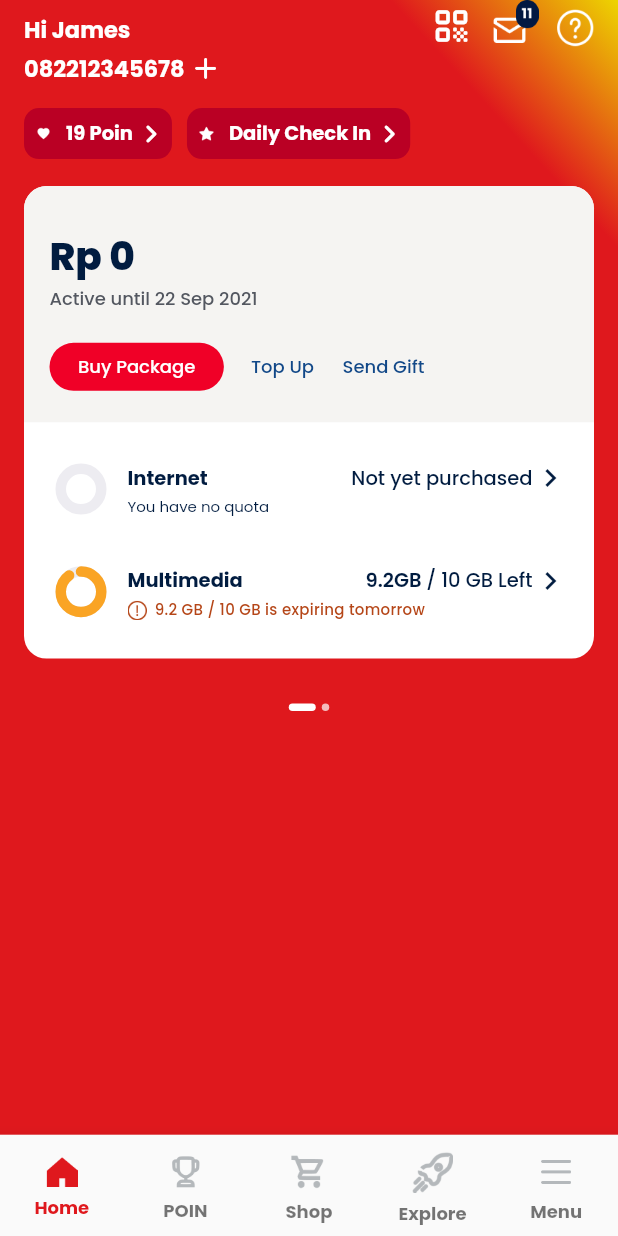
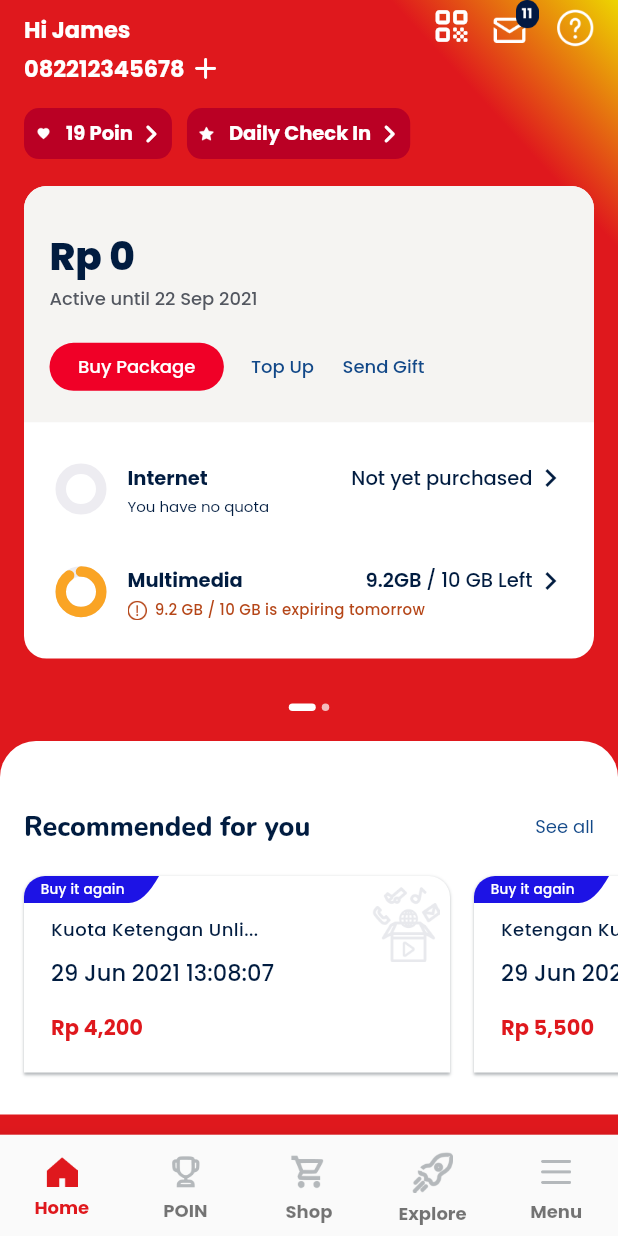
Before and after one commit to joshuapurbaa/telkomsel-app-clone, a Flutter app: the screen it shows after launch, on a phone screen of 412 x 824 dp. Run offline on Flutter 3.47's test engine with Material 2 defaults, Android fonts, the phone set to English and light mode, and no system bars; drawn by our look-alikes of carousel_slider, percent_indicator; our stand-ins replace google_fonts.

Commit message:
remcomended-for-you

```diff
--- /dev/null
+++ b/lib/screens/home/components/recomended_card.dart
@@ -0,0 +1,123 @@
+import 'package:flutter/material.dart';
+import 'package:telkomsel_app/themes.dart';
+
+class RecomendedCard extends StatelessWidget {
+  const RecomendedCard({
+    Key? key,
+    required this.title,
+    required this.time,
+    required this.price,
+  }) : super(key: key);
+
+  final String title;
+  final String time;
+  final String price;
+
+  @override
+  Widget build(BuildContext context) {
+    return Container(
+      margin: EdgeInsets.only(top: 20, bottom: 28),
+      height: 131,
+      width: 284,
+      decoration: BoxDecoration(
+          borderRadius: BorderRadius.vertical(
+            top: Radius.circular(14),
+          ),
+          color: whiteColor,
+          boxShadow: [
+            BoxShadow(
+              color: greyColor,
+              offset: Offset(0, 1),
+              blurRadius: 1,
+            )
+          ]),
+      child: Stack(
+        children: [
+          ClipPath(
+            clipper: BackgroundClipper(),
+            child: Container(
+              padding: EdgeInsets.only(left: 11, top: 2),
+              height: 18,
+              width: 90,
+              decoration: BoxDecoration(
+                color: bluePurpleColor,
+                borderRadius: BorderRadius.only(
+                  topLeft: Radius.circular(14),
+                ),
+              ),
+              child: Text(
+                'Buy it again',
+                style: mediumText9.copyWith(
+                  color: whiteColor,
+                  letterSpacing: 0.2,
+                ),
+              ),
+            ),
+          ),
+          Positioned(
+            top: 27,
+            left: 18,
+            child: Column(
+              crossAxisAlignment: CrossAxisAlignment.start,
+              children: [
+                Text(
+                  title,
+                  style: mediumText12.copyWith(
+                    color: primaryTextColor,
+                    letterSpacing: 0.3,
+                  ),
+                ),
+                SizedBox(
+                  height: 8,
+                ),
+                Text(
+                  time,
+                  style: mediumText15.copyWith(
+                    color: primaryTextColor,
+                  ),
+                ),
+                SizedBox(
+                  height: 15,
+                ),
+                Text(
+                  price,
+                  style: boldText14.copyWith(
+                    color: redColor,
+                  ),
+                )
+              ],
+            ),
+          ),
+          Positioned(
+            right: 7,
+            top: 7,
+            child: Image.asset(
+              'assets/icons/Icon-box-play.png',
+              width: 45,
+            ),
+          )
+        ],
+      ),
+    );
+  }
+}
+
+class BackgroundClipper extends CustomClipper<Path> {
+  @override
+  Path getClip(Size size) {
+    var path = Path();
+
+    path.lineTo(0, size.height);
+    path.lineTo(size.width - 20, size.height);
+    path.quadraticBezierTo(size.width - 10, size.height, size.width, 0);
+
+    path.close();
+
+    return path;
+  }
+
+  @override
+  bool shouldReclip(covariant CustomClipper<Path> oldClipper) {
+    return true;
+  }
+}
--- a/lib/screens/home/home.dart
+++ b/lib/screens/home/home.dart
@@ -2,6 +2,7 @@ import 'package:carousel_slider/carousel_slider.dart';
 import 'package:flutter/material.dart';
 import 'package:telkomsel_app/screens/home/components/card_info_home_1.dart';
 import 'package:telkomsel_app/screens/home/components/card_info_home_2.dart';
+import 'package:telkomsel_app/screens/home/components/recomended_card.dart';
 import 'package:telkomsel_app/themes.dart';
 
 class HomePage extends StatefulWidget {
@@ -157,6 +158,69 @@ class _HomePageState extends State<HomePage> {
       );
     }
 
+    Widget recomendedForYou() {
+      return Column(
+        children: [
+          Container(
+            margin: EdgeInsets.only(left: 16, top: 45, right: 16),
+            child: Row(
+              children: [
+                Text(
+                  'Recommended for you',
+                  style: nunitoExtraBoldText18,
+                ),
+                Spacer(),
+                Text(
+                  'See all',
+                  style: regulerText12.copyWith(
+                    color: blueColor,
+                  ),
+                )
+              ],
+            ),
+          ),
+          SingleChildScrollView(
+            scrollDirection: Axis.horizontal,
+            padding: EdgeInsets.symmetric(horizontal: 16),
+            child: Row(
+              children: [
+                RecomendedCard(
+                  title: 'Kuota Ketengan Unli...',
+                  time: '29 Jun 2021 13:08:07',
+                  price: 'Rp 4,200',
+                ),
+                SizedBox(
+                  width: 16,
+                ),
+                RecomendedCard(
+                  title: 'Ketengan Kuota Bela...',
+                  time: '29 Jun 2021 13:05:07',
+                  price: 'Rp 5,500',
+                ),
+              ],
+            ),
+          )
+        ],
+      );
+    }
+
+    Widget content() {
+      return Container(
+        margin: EdgeInsets.only(top: 20),
+        decoration: BoxDecoration(
+          color: whiteColor,
+          borderRadius: BorderRadius.vertical(
+            top: Radius.circular(24),
+          ),
+        ),
+        child: Column(
+          children: [
+            recomendedForYou(),
+          ],
+        ),
+      );
+    }
+
     return Scaffold(
       body: Container(
         decoration: BoxDecoration(
@@ -171,6 +235,7 @@ class _HomePageState extends State<HomePage> {
           children: [
             header(),
             cardInfo(),
+            content(),
           ],
         ),
       ),
--- a/lib/themes.dart
+++ b/lib/themes.dart
@@ -53,8 +53,8 @@ TextStyle extraBoldText26 =
     GoogleFonts.poppins(fontSize: 26, fontWeight: extraBold);
 
 // SECONDARY TEXT
-TextStyle extraBoldText18 =
-    GoogleFonts.nunito(fontSize: 18, fontWeight: extraBold);
+TextStyle nunitoExtraBoldText18 = GoogleFonts.nunito(
+    fontSize: 18, fontWeight: extraBold, color: primaryTextColor);
 
 FontWeight reguler = FontWeight.w400;
 FontWeight medium = FontWeight.w500;
```
